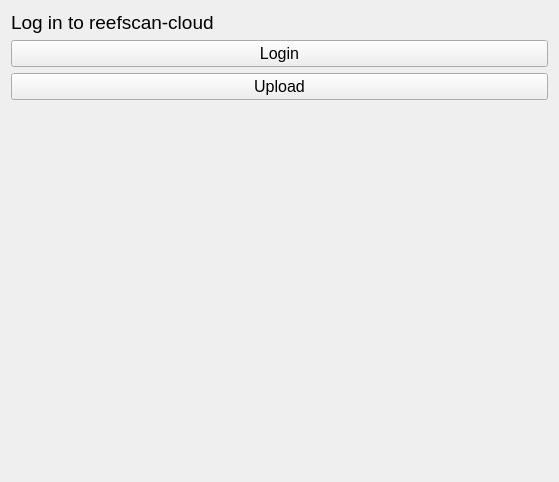
Above: src/resources/cloud-log-in.ui from open-AIMS/reefscan_desktop_data_manager before the change. Below: the same form after it.
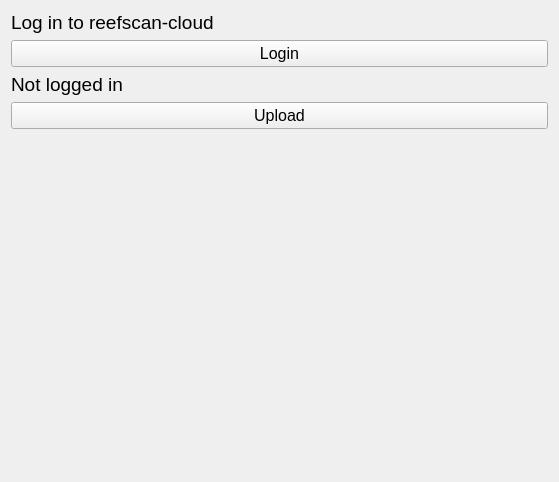
That is the form after the change.

Commit message: cloud functionality

What changed in the file:
```diff
--- a/src/resources/cloud-log-in.ui
+++ b/src/resources/cloud-log-in.ui
@@ -14,6 +14,19 @@
    <string>Form</string>
   </property>
   <layout class="QGridLayout" name="gridLayout">
+   <item row="8" column="0">
+    <spacer name="verticalSpacer">
+     <property name="orientation">
+      <enum>Qt::Vertical</enum>
+     </property>
+     <property name="sizeHint" stdset="0">
+      <size>
+       <width>20</width>
+       <height>40</height>
+      </size>
+     </property>
+    </spacer>
+   </item>
    <item row="3" column="0">
     <widget class="QLabel" name="label_3">
      <property name="sizeIncrement">
@@ -47,7 +60,7 @@
      </property>
     </widget>
    </item>
-   <item row="6" column="0">
+   <item row="7" column="0">
     <widget class="QPushButton" name="upload_button">
      <property name="font">
       <font>
@@ -59,18 +72,17 @@
      </property>
     </widget>
    </item>
-   <item row="7" column="0">
-    <spacer name="verticalSpacer">
-     <property name="orientation">
-      <enum>Qt::Vertical</enum>
+   <item row="6" column="0">
+    <widget class="QLabel" name="username_label">
+     <property name="font">
+      <font>
+       <pointsize>14</pointsize>
+      </font>
      </property>
-     <property name="sizeHint" stdset="0">
-      <size>
-       <width>20</width>
-       <height>40</height>
-      </size>
+     <property name="text">
+      <string>Not logged in</string>
      </property>
-    </spacer>
+    </widget>
    </item>
   </layout>
  </widget>
```
The commit also changes 3 other files.
